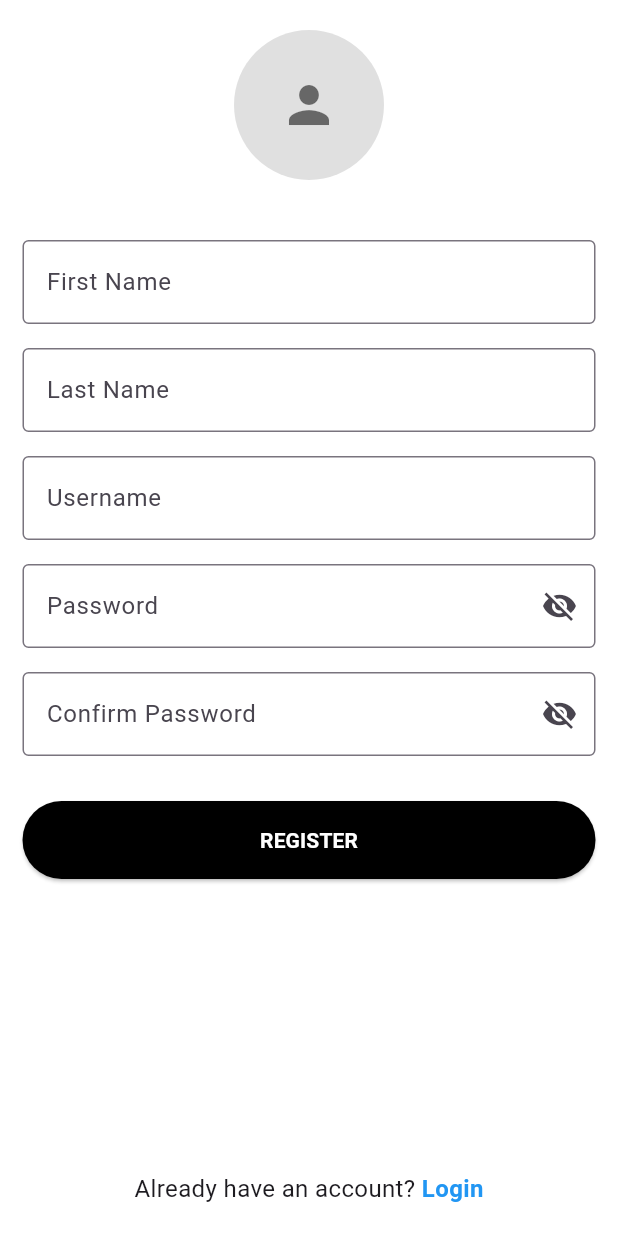
After one commit to Rady005/Ecommerce, a Flutter app: the screen it shows after launch, after a tap on "Login", after a tap on "Register", on a phone screen of 412 x 824 dp. The commit adds this screen. Run offline on Flutter 3.47's test engine with Material 3 defaults, Android fonts, the phone set to English and light mode, and no system bars; our stand-ins replace carousel_slider, curved_navigation_bar, flutter_bounceable, flutter_svg, geocoding, geolocator and 5 more; accounts and stored records are empty; network calls fail.

Commit message:
create register screen and login screen

```diff
--- a/lib/main.dart
+++ b/lib/main.dart
@@ -1,16 +1,18 @@
 import 'package:assigmentflutterone/screens/categoryscreen.dart';
 import 'package:assigmentflutterone/screens/detailprodcts.dart';
+import 'package:assigmentflutterone/screens/loginscreen.dart';
 import 'package:assigmentflutterone/screens/mainscreen.dart';
 import 'package:assigmentflutterone/screens/orderscreen.dart';
 import 'package:flutter/material.dart';
+
 import 'routes/routes.dart';
 import 'screens/chartsrceen.dart';
 import 'screens/detailocation.dart';
 import 'screens/homescreen.dart';
-import 'screens/loginscreen.dart';
 import 'screens/map_screen.dart';
 import 'screens/myorder.dart';
 import 'screens/payment.dart';
+import 'screens/register.dart';
 import 'screens/searchsrceen.dart';
 
 void main() {
@@ -23,7 +25,7 @@ class MainApp extends StatelessWidget {
   Widget build(BuildContext context) {
     return MaterialApp(
       debugShowCheckedModeBanner: false,
-      initialRoute: Routes.mains,
+      initialRoute: Routes.login,
       routes: {
         Routes.home: (context) => const Homescreen(),
         Routes.addtochart: (context) => const MyCart(),
@@ -37,6 +39,7 @@ class MainApp extends StatelessWidget {
         Routes.detaillocation: (context) => const Detailocation(),
         Routes.login: (context) => const Loginscreen(),
         Routes.myorder: (context) => Myorder(),
+        Routes.register: (context) => RegisterScreen()
       },
     );
   }
--- /dev/null
+++ b/lib/models/db/dbloginmodel.dart
@@ -0,0 +1,63 @@
+import 'package:path/path.dart';
+import 'package:sqflite/sqflite.dart';
+
+class LoginHelper {
+  static Database? _database;
+
+  static Future<Database> get database async {
+    if (_database != null) return _database!;
+    _database = await _initDatabase();
+    return _database!;
+  }
+
+  static Future<Database> _initDatabase() async {
+    String path = join(await getDatabasesPath(), 'user_db.db');
+
+    return await openDatabase(
+      path,
+      version: 1,
+      onCreate: (db, version) {
+        return db.execute('''
+        CREATE TABLE users (
+          user_id INTEGER PRIMARY KEY AUTOINCREMENT,
+          username TEXT UNIQUE,
+          password TEXT,
+          first_name TEXT,
+          last_name TEXT
+        )
+      ''');
+      },
+    );
+  }
+
+  static Future<void> registerUser(String username, String password,
+      String firstName, String lastName) async {
+    final db = await database;
+    await db.insert('users', {
+      'username': username,
+      'password': password,
+      'first_name': firstName,
+      'last_name': lastName,
+    });
+  }
+
+  static Future<bool> checkUserExists(String username, String password) async {
+    final db = await database;
+    var result = await db.query(
+      'users',
+      where: 'username = ? AND password = ?',
+      whereArgs: [username, password],
+    );
+    return result.isNotEmpty;
+  }
+
+  static Future<Map<String, dynamic>?> getUserDetails(String username) async {
+    final db = await database;
+    var result = await db.query(
+      'users',
+      where: 'username = ?',
+      whereArgs: [username],
+    );
+    return result.isNotEmpty ? result.first : null;
+  }
+}
--- a/lib/routes/routes.dart
+++ b/lib/routes/routes.dart
@@ -12,4 +12,5 @@ class Routes {
   static const detaillocation = "/detaillocation";
   static const login = "/loginscreen";
   static const myorder = "/myorder";
+  static const register = "/register";
 }
--- a/lib/screens/loginscreen.dart
+++ b/lib/screens/loginscreen.dart
@@ -7,7 +7,8 @@ class Loginscreen extends StatelessWidget {
   @override
   Widget build(BuildContext context) {
     return Scaffold(
-      body: LoginWidget().buildBody(),
+      resizeToAvoidBottomInset: false,
+      body: LoginWidget().buildBody(context),
     );
   }
 }
--- a/lib/screens/mainscreen.dart
+++ b/lib/screens/mainscreen.dart
@@ -24,6 +24,7 @@ class _MainscreenState extends State<Mainscreen> {
   @override
   Widget build(BuildContext context) {
     return Scaffold(
+
       body: IndexedStack(
         index: curentindex,
         children: _children,
--- a/lib/screens/myorder.dart
+++ b/lib/screens/myorder.dart
@@ -18,6 +18,7 @@ class _MyorderState extends State<Myorder> {
 
   @override
   Widget build(BuildContext context) {
+    // ignore: deprecated_member_use
     return WillPopScope(
       onWillPop: _onWillPop,
       child: Scaffold(
--- /dev/null
+++ b/lib/screens/register.dart
@@ -0,0 +1,214 @@
+import 'package:assigmentflutterone/routes/routes.dart';
+import 'package:flutter/material.dart';
+
+class RegisterScreen extends StatefulWidget {
+  const RegisterScreen({super.key});
+
+  @override
+  State<RegisterScreen> createState() => _RegisterScreenState();
+}
+
+class _RegisterScreenState extends State<RegisterScreen> {
+  final _formKey = GlobalKey<FormState>();
+  final _firstNameController = TextEditingController();
+  final _lastNameController = TextEditingController();
+  final _usernameController = TextEditingController();
+  final _passwordController = TextEditingController();
+  final _confirmPasswordController = TextEditingController();
+  bool _isPasswordVisible = false;
+  bool _isConfirmPasswordVisible = false;
+
+  @override
+  void dispose() {
+    _firstNameController.dispose();
+    _lastNameController.dispose();
+    _usernameController.dispose();
+    _passwordController.dispose();
+    _confirmPasswordController.dispose();
+    super.dispose();
+  }
+
+  void _register() {
+    if (_formKey.currentState!.validate()) {
+      // Perform registration logic
+      ScaffoldMessenger.of(context).showSnackBar(
+        SnackBar(content: Text("Registration successful!")),
+      );
+    }
+  }
+
+  String? _validateEmptyField(String? value, String fieldName) {
+    if (value == null || value.isEmpty) {
+      return "$fieldName is required";
+    }
+    return null;
+  }
+
+  String? _validatePassword(String? value) {
+    if (value == null || value.isEmpty) {
+      return "Password is required";
+    } else if (value.length < 6) {
+      return "Password must be at least 6 characters long";
+    }
+    return null;
+  }
+
+  String? _validateConfirmPassword(String? value) {
+    if (value != _passwordController.text) {
+      return "Passwords do not match";
+    }
+    return null;
+  }
+
+  @override
+  Widget build(BuildContext context) {
+    return Scaffold(
+      resizeToAvoidBottomInset: false,
+      backgroundColor: Colors.white,
+      body: SafeArea(
+        child: Form(
+          key: _formKey,
+          child: Padding(
+            padding: EdgeInsets.symmetric(horizontal: 15),
+            child: Column(
+              crossAxisAlignment: CrossAxisAlignment.center,
+              children: [
+                SizedBox(height: 20),
+                // Profile Image
+                CircleAvatar(
+                  radius: 50,
+                  backgroundColor: Colors.grey[300],
+                  child: Icon(Icons.person, size: 40, color: Colors.black54),
+                ),
+                SizedBox(height: 40),
+                // First Name
+                TextFormField(
+                  controller: _firstNameController,
+                  decoration: InputDecoration(
+                    hintText: "First Name",
+                    border: OutlineInputBorder(),
+                  ),
+                  validator: (value) =>
+                      _validateEmptyField(value, "First Name"),
+                ),
+                SizedBox(height: 16),
+                // Last Name
+                TextFormField(
+                  controller: _lastNameController,
+                  decoration: InputDecoration(
+                    hintText: "Last Name",
+                    border: OutlineInputBorder(),
+                  ),
+                  validator: (value) => _validateEmptyField(value, "Last Name"),
+                ),
+                SizedBox(height: 16),
+                // Username
+                TextFormField(
+                  controller: _usernameController,
+                  decoration: InputDecoration(
+                    hintText: "Username",
+                    border: OutlineInputBorder(),
+                  ),
+                  validator: (value) => _validateEmptyField(value, "Username"),
+                ),
+                SizedBox(height: 16),
+                // Password
+                TextFormField(
+                  controller: _passwordController,
+                  obscureText: !_isPasswordVisible,
+                  decoration: InputDecoration(
+                    hintText: "Password",
+                    border: OutlineInputBorder(),
+                    suffixIcon: IconButton(
+                      icon: Icon(
+                        _isPasswordVisible
+                            ? Icons.visibility
+                            : Icons.visibility_off,
+                      ),
+                      onPressed: () {
+                        setState(() {
+                          _isPasswordVisible = !_isPasswordVisible;
+                        });
+                      },
+                    ),
+                  ),
+                  validator: _validatePassword,
+                ),
+                SizedBox(height: 16),
+                // Confirm Password
+                TextFormField(
+                  controller: _confirmPasswordController,
+                  obscureText: !_isConfirmPasswordVisible,
+                  decoration: InputDecoration(
+                    hintText: "Confirm Password",
+                    border: OutlineInputBorder(),
+                    suffixIcon: IconButton(
+                      icon: Icon(
+                        _isConfirmPasswordVisible
+                            ? Icons.visibility
+                            : Icons.visibility_off,
+                      ),
+                      onPressed: () {
+                        setState(() {
+                          _isConfirmPasswordVisible =
+                              !_isConfirmPasswordVisible;
+                        });
+                      },
+                    ),
+                  ),
+                  validator: _validateConfirmPassword,
+                ),
+                SizedBox(height: 30),
+                // Register Button
+                SizedBox(
+                  width: double.infinity,
+                  child: ElevatedButton(
+                    onPressed: _register,
+                    style: ElevatedButton.styleFrom(
+                      backgroundColor: Colors.black,
+                      padding:
+                          EdgeInsets.symmetric(vertical: 16, horizontal: 32),
+                    ),
+                    child: Text(
+                      "REGISTER",
+                      style: TextStyle(
+                        color: Colors.white,
+                        fontWeight: FontWeight.bold,
+                      ),
+                    ),
+                  ),
+                ),
+                Spacer(),
+                Padding(
+                  padding: EdgeInsets.all(20),
+                  child: Row(
+                    mainAxisAlignment: MainAxisAlignment.center,
+                    children: [
+                      Text(
+                        "Already have an account? ",
+                        style: TextStyle(fontSize: 16),
+                      ),
+                      GestureDetector(
+                        onTap: () {
+                          Navigator.pushNamed(context, Routes.login);
+                        },
+                        child: Text(
+                          "Login",
+                          style: TextStyle(
+                              color: Colors.blue,
+                              fontWeight: FontWeight.bold,
+                              fontSize: 16),
+                        ),
+                      ),
+                    ],
+                  ),
+                ),
+                // Login Text
+              ],
+            ),
+          ),
+        ),
+      ),
+    );
+  }
+}
--- a/lib/screens/widgets/homescren_widget.dart
+++ b/lib/screens/widgets/homescren_widget.dart
@@ -17,6 +17,7 @@ class Homescrenwidget {
 
   AppBar buildAppBar(BuildContext context) {
     return AppBar(
+
       backgroundColor: Colors.white,
       toolbarHeight: 80, // Increase the height for better spacing
       title: Row(
--- a/lib/screens/widgets/loginwidget.dart
+++ b/lib/screens/widgets/loginwidget.dart
@@ -1,24 +1,32 @@
 import 'package:flutter/material.dart';
 
+import '../../routes/routes.dart';
+
 class LoginWidget {
-  Widget buildBody() {
+  final _formKey = GlobalKey<FormState>();
+  final _emailController = TextEditingController();
+  final _passwordController = TextEditingController();
+  bool _isPasswordVisible = false;
+
+  Widget buildBody(BuildContext context) {
     return SafeArea(
-      child: Center(
-        child: SingleChildScrollView(
+      child: Form(
+        key: _formKey,
         child: Column(
+          crossAxisAlignment: CrossAxisAlignment.center,
           mainAxisAlignment: MainAxisAlignment.center,
           children: [
-              Stack(
-                children: [
-                  Column(
-                    children: [
-                      Card(
-                        elevation: 5,
-                        child: Container(
-                          color: Colors.white,
-                          width: 300,
-                          height: 300,
-                          child: Padding(
+            Padding(
+              padding: EdgeInsets.all(35),
+              child: CircleAvatar(
+                radius: 70,
+                backgroundImage: AssetImage("assets/iconapp.jpg"),
+              ),
+            ),
+            SizedBox(
+              height: 15,
+            ),
+            Padding(
               padding: const EdgeInsets.all(25),
               child: Column(
                 mainAxisAlignment: MainAxisAlignment.center,
@@ -28,51 +36,73 @@ class LoginWidget {
                   SizedBox(height: 20),
                   buildPasswordFormField(),
                   SizedBox(height: 20),
-                                buildButton(),
+                  buildButton(context),
                 ],
               ),
             ),
+            Spacer(),
+            Padding(
+              padding: EdgeInsets.all(20),
+              child: Row(
+                mainAxisAlignment: MainAxisAlignment.center,
+                children: [
+                  Text(
+                    "Don't have Account ? ",
+                    style: TextStyle(fontSize: 16),
+                  ),
+                  GestureDetector(
+                    onTap: () {
+                      Navigator.pushNamed(context, Routes.register);
+                    },
+                    child: Text(
+                      "Register",
+                      style: TextStyle(
+                          color: Colors.blue,
+                          fontWeight: FontWeight.bold,
+                          fontSize: 16),
                     ),
                   ),
                 ],
               ),
-                  Positioned(
-                    top: -100,
-                    left: 10,
-                    bottom: 0,
-                    child: Padding(
-                      padding: const EdgeInsets.only(top: 60),
-                      child: CircleAvatar(
-                        radius: 100,
-                        backgroundColor: Colors.grey,
-                        backgroundImage: AssetImage('assets/iconapp.jpg'),
-                      ),
-                    ),
             ),
           ],
-              ),
-            ],
-          ),
         ),
       ),
     );
   }
 
-  Widget buildButton() {
-    return ElevatedButton(
-      onPressed: () {},
+  Widget buildButton(BuildContext context) {
+    return SizedBox(
+      width: double.infinity,
+      child: ElevatedButton(
+        onPressed: () {
+          if (_formKey.currentState!.validate()) {
+            Navigator.pushNamedAndRemoveUntil(
+              context,
+              Routes.mains,
+              (route) => false,
+            );
+          }
+        },
         style: ElevatedButton.styleFrom(
+          backgroundColor: Colors.blueAccent,
+          foregroundColor: Colors.white,
           padding: EdgeInsets.symmetric(horizontal: 100, vertical: 15),
           shape: RoundedRectangleBorder(
-          borderRadius: BorderRadius.circular(8.0),
+            borderRadius: BorderRadius.circular(2.0),
           ),
         ),
-      child: Text("Login"),
+        child: Text(
+          "Login",
+          style: TextStyle(fontSize: 18),
+        ),
+      ),
     );
   }
 
   Widget buildTextFormField() {
     return TextFormField(
+      controller: _emailController,
       autofocus: true,
       decoration: InputDecoration(
         hintText: "Email or phone number",
@@ -86,12 +116,21 @@ class LoginWidget {
           borderSide: BorderSide(color: Colors.blue, width: 2.0),
         ),
       ),
+      validator: (value) {
+        if (value == null || value.isEmpty) {
+          return "Email or phone number is required";
+        }
+        return null;
+      },
     );
   }
 
   Widget buildPasswordFormField() {
+    return StatefulBuilder(
+      builder: (BuildContext context, StateSetter setState) {
         return TextFormField(
-      obscureText: true,
+          controller: _passwordController,
+          obscureText: !_isPasswordVisible,
           decoration: InputDecoration(
             hintText: "Password",
             hintStyle: TextStyle(fontSize: 16, color: Colors.grey),
@@ -103,7 +142,27 @@ class LoginWidget {
               borderRadius: BorderRadius.circular(8.0),
               borderSide: BorderSide(color: Colors.blue, width: 2.0),
             ),
+            suffixIcon: IconButton(
+              icon: Icon(
+                _isPasswordVisible ? Icons.visibility : Icons.visibility_off,
               ),
+              onPressed: () {
+                setState(() {
+                  _isPasswordVisible = !_isPasswordVisible;
+                });
+              },
+            ),
+          ),
+          validator: (value) {
+            if (value == null || value.isEmpty) {
+              return "Password is required";
+            } else if (value.length < 6) {
+              return "Password must be at least 6 characters long";
+            }
+            return null;
+          },
+        );
+      },
     );
   }
 }
```
Also changed, not shown: lib/models/allitemdisplay.dart (+7 -4 lines), lib/screens/detailprodcts.dart (+22 -23 lines). Lines whose indentation alone changed are shown as unchanged.
